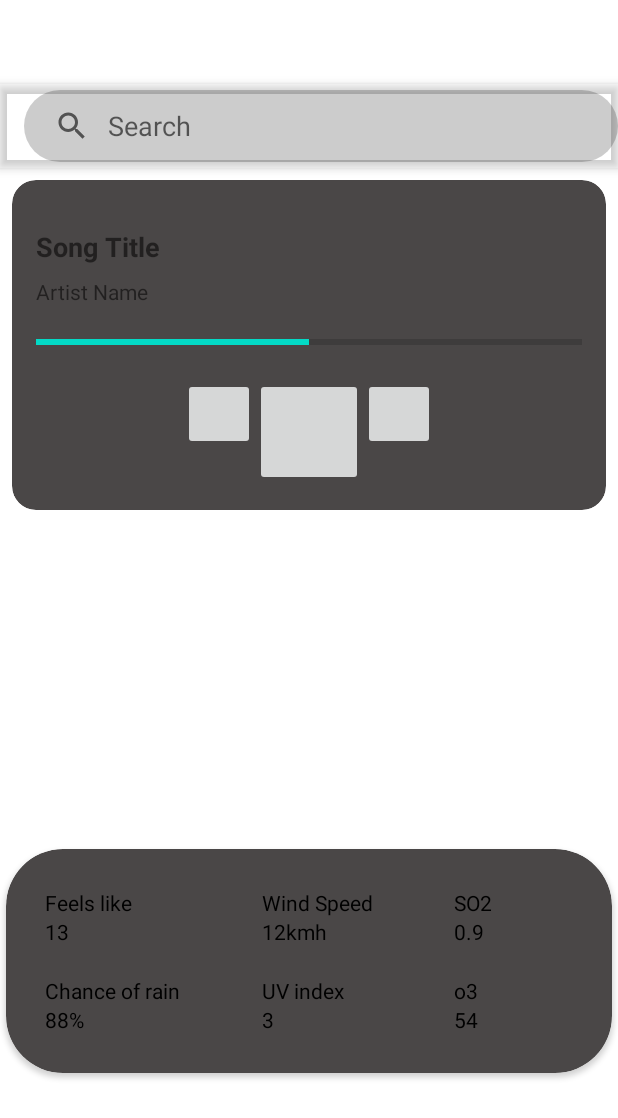
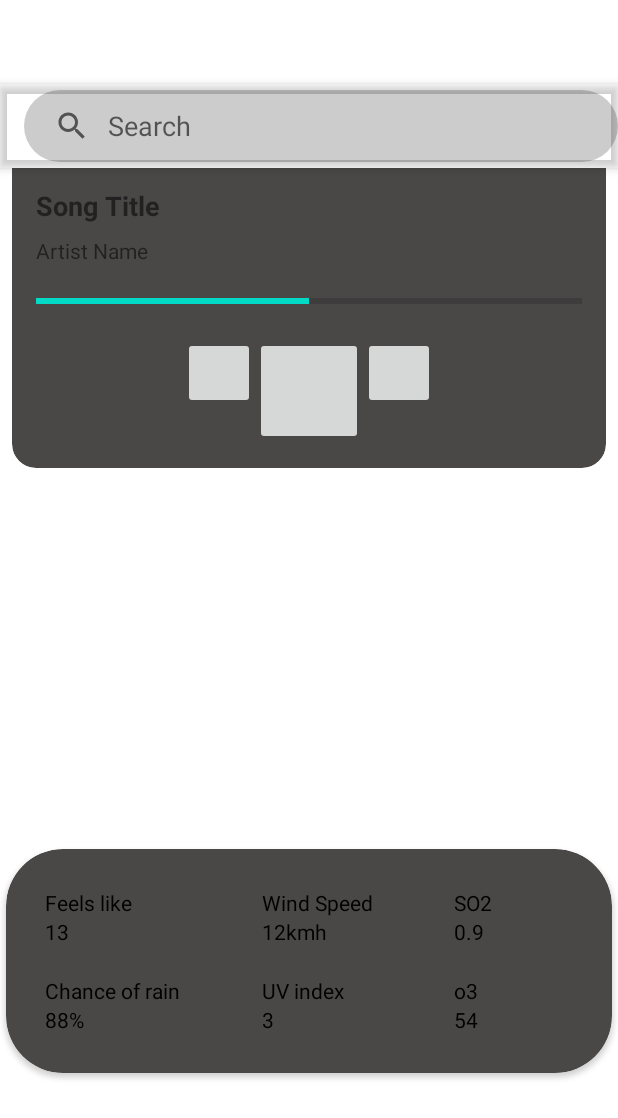
Before and after one commit to MorPfa/VibeCast, an Android app: the layout app_bar_main.xml on its own in the app's theme, with its tools: preview values and no code run, on a phone screen of 412 x 824 dp. Shown: the top 1118 px of the screen. Run offline under Robolectric (Android 15) with nearby library versions, the phone set to English and light mode, and no system bars.

Commit message:
Tweaked home screen, added safe args dependency and changed out NoActionBar theme for DarkActionBar theme for better search bar integration

```diff
--- a/app/build.gradle.kts
+++ b/app/build.gradle.kts
@@ -1,9 +1,12 @@
+
+
 plugins {
     id("com.android.application")
     id("org.jetbrains.kotlin.android")
     kotlin("kapt")
     id("kotlin-kapt")
     id("com.google.dagger.hilt.android")
+    id("androidx.navigation.safeargs")
 }
 
 android {
--- a/app/src/main/AndroidManifest.xml
+++ b/app/src/main/AndroidManifest.xml
@@ -8,6 +8,7 @@
     <application
         android:name=".VibeCastApplication"
         android:allowBackup="true"
+        android:label=""
         android:dataExtractionRules="@xml/data_extraction_rules"
         android:fullBackupContent="@xml/backup_rules"
         android:icon="@mipmap/ic_launcher"
@@ -19,7 +20,7 @@
         <activity
             android:name=".MainActivity"
             android:exported="true"
-            android:theme="@style/Theme.VibeCast.NoActionBar"
+            android:theme="@style/Theme.VibeCast"
            >
             <intent-filter>
                 <action android:name="android.intent.action.MAIN" />
--- a/app/src/main/res/layout/app_bar_main.xml
+++ b/app/src/main/res/layout/app_bar_main.xml
@@ -10,11 +10,11 @@
     >
 
 
+
     <com.google.android.material.appbar.AppBarLayout
         android:layout_width="match_parent"
         android:layout_height="wrap_content"
         android:background="@android:color/transparent"
-        android:theme="@style/Theme.VibeCast.NoActionBar"
       >
 
         <com.google.android.material.appbar.MaterialToolbar
--- a/app/src/main/res/layout/content_main.xml
+++ b/app/src/main/res/layout/content_main.xml
@@ -1,11 +1,10 @@
 <?xml version="1.0" encoding="utf-8"?>
 <androidx.constraintlayout.widget.ConstraintLayout xmlns:android="http://schemas.android.com/apk/res/android"
     xmlns:app="http://schemas.android.com/apk/res-auto"
-    xmlns:tools="http://schemas.android.com/tools"
     android:layout_width="match_parent"
     android:layout_height="match_parent"
     app:layout_behavior="@string/appbar_scrolling_view_behavior"
-    tools:showIn="@layout/app_bar_main">
+    >
 
     <fragment
 
--- a/app/src/main/res/layout/fragment_account.xml
+++ b/app/src/main/res/layout/fragment_account.xml
@@ -2,11 +2,13 @@
 <androidx.constraintlayout.widget.ConstraintLayout xmlns:android="http://schemas.android.com/apk/res/android"
     xmlns:app="http://schemas.android.com/apk/res-auto"
     xmlns:tools="http://schemas.android.com/tools"
+    android:fitsSystemWindows="true"
     android:layout_width="match_parent"
     android:layout_height="match_parent"
-    tools:context=".presentation.navigation.AccountFragment"
     android:background="@drawable/generic_background"
-    >
+    tools:context=".presentation.navigation.AccountFragment">
+
+
 
 
     <TextView
--- a/app/src/main/res/layout/fragment_current_location.xml
+++ b/app/src/main/res/layout/fragment_current_location.xml
@@ -1,12 +1,10 @@
 <?xml version="1.0" encoding="utf-8"?>
-<androidx.constraintlayout.widget.ConstraintLayout
-    xmlns:android="http://schemas.android.com/apk/res/android"
+<androidx.constraintlayout.widget.ConstraintLayout xmlns:android="http://schemas.android.com/apk/res/android"
     xmlns:app="http://schemas.android.com/apk/res-auto"
     xmlns:tools="http://schemas.android.com/tools"
     android:layout_width="match_parent"
     android:layout_height="match_parent"
-    tools:context=".presentation.CurrentLocationFragment"
-    >
+    tools:context=".presentation.CurrentLocationFragment">
 
 
     <androidx.cardview.widget.CardView
@@ -14,11 +12,11 @@
         android:layout_width="match_parent"
         android:layout_height="wrap_content"
         android:layout_margin="8dp"
-        android:paddingTop="5dp"
+        android:paddingTop="50dp"
         app:cardBackgroundColor="#4A4747"
         app:cardCornerRadius="16dp"
         app:cardElevation="0dp"
-        app:layout_constraintTop_toTopOf="parent">
+        app:layout_constraintBottom_toTopOf="@id/center_temp_row">
 
 
         <RelativeLayout
@@ -95,26 +93,26 @@
     <LinearLayout
         android:layout_width="match_parent"
         android:layout_height="wrap_content"
+        android:layout_marginTop="50dp"
+        android:gravity="center"
         android:orientation="vertical"
-        android:gravity="center"
-        android:layout_marginTop="50dp"
-        app:layout_constraintBottom_toTopOf="@id/location_display"
+        app:layout_constraintBottom_toTopOf="@id/main_weather_widget"
         app:layout_constraintEnd_toEndOf="parent"
         app:layout_constraintStart_toStartOf="parent"
-        app:layout_constraintTop_toBottomOf="@+id/center_temp_row" >
+        app:layout_constraintTop_toBottomOf="@+id/center_temp_row">
 
         <LinearLayout
             android:layout_width="match_parent"
             android:layout_height="wrap_content"
-            android:orientation="horizontal"
-            android:gravity="center">
+            android:gravity="center"
+            android:orientation="horizontal">
 
             <TextView
                 android:id="@+id/main_temp_display"
                 android:layout_width="wrap_content"
                 android:layout_height="wrap_content"
+                android:layout_marginStart="130dp"
                 android:text="12"
-                android:layout_marginStart="130dp"
                 android:textColor="#FFFFFF"
                 android:textSize="108sp"
 
@@ -127,36 +125,31 @@
                 android:layout_marginStart="60dp"
                 android:layout_marginTop="10dp"
                 android:background="@android:color/transparent"
+                android:contentDescription="@string/next_screen_forward_message"
                 app:icon="@drawable/next_screen_forward"
-                app:iconSize="60dp"
-                android:contentDescription="@string/next_screen_forward_message"/>
+                app:iconSize="60dp" />
 
 
         </LinearLayout>
 
 
-
-
-    <TextView
-        android:id="@+id/location_display"
-        android:layout_width="wrap_content"
-        android:layout_height="wrap_content"
-        android:text="seattle - United States"
-        android:textColor="#FFFFFF"
-       />
+        <TextView
+            android:id="@+id/location_display"
+            android:layout_width="wrap_content"
+            android:layout_height="wrap_content"
+            android:text="seattle - United States"
+            android:textColor="#FFFFFF" />
 
     </LinearLayout>
 
+
     <include
         android:id="@+id/center_temp_row"
-        layout="@layout/center_temp_row"
-        />
+        layout="@layout/center_temp_row" />
 
     <include
         android:id="@+id/main_weather_widget"
-        layout="@layout/main_screen_weather_widget"
-        />
-
+        layout="@layout/main_screen_weather_widget" />
 
 
     <include layout="@layout/main_screen_bottom_row" />
--- a/app/src/main/res/layout/fragment_pictures.xml
+++ b/app/src/main/res/layout/fragment_pictures.xml
@@ -5,7 +5,8 @@
     android:layout_height="match_parent"
     xmlns:app="http://schemas.android.com/apk/res-auto"
     tools:context=".presentation.navigation.PicturesFragment"
-    android:background="@drawable/generic_background">
+    android:background="@drawable/generic_background"
+  >
 
     <!-- TODO: Update blank fragment layout -->
     <TextView
--- a/app/src/main/res/layout/main_screen_bottom_row.xml
+++ b/app/src/main/res/layout/main_screen_bottom_row.xml
@@ -1,6 +1,7 @@
+<?xml version="1.0" encoding="utf-8"?>
 
 
-    <LinearLayout
+<LinearLayout
         xmlns:app="http://schemas.android.com/apk/res-auto"
         xmlns:android="http://schemas.android.com/apk/res/android"
         android:id="@+id/bottom_row"
--- a/app/src/main/res/layout/main_screen_weather_widget.xml
+++ b/app/src/main/res/layout/main_screen_weather_widget.xml
@@ -16,7 +16,7 @@
         app:layout_constraintEnd_toEndOf="parent"
         app:layout_constraintHorizontal_bias="0.5"
         app:layout_constraintStart_toStartOf="parent"
-        app:layout_constraintTop_toBottomOf="@id/location_display">
+       >
 
 <!--    <TextView-->
 <!--        android:id="@+id/air_quality"-->
--- a/app/src/main/res/navigation/mobile_navigation.xml
+++ b/app/src/main/res/navigation/mobile_navigation.xml
@@ -9,12 +9,18 @@
     <fragment
         android:id="@+id/nav_home"
         android:name="app.vibecast.presentation.CurrentLocationFragment"
-        tools:layout="@layout/fragment_current_location" />
+        tools:layout="@layout/fragment_current_location" >
 
-    <fragment
+</fragment>
+
+
+<fragment
         android:id="@+id/nav_account"
         android:name="app.vibecast.presentation.navigation.AccountFragment"
-        tools:layout="@layout/fragment_account" />
+        tools:layout="@layout/fragment_account">
+
+</fragment>
+
 
     <fragment
         android:id="@+id/nav_pictures"
--- a/app/src/main/res/values/themes.xml
+++ b/app/src/main/res/values/themes.xml
@@ -13,6 +13,9 @@
         <!-- This is where you should define the status bar attributes -->
 
         <item name="android:statusBarColor">@android:color/transparent</item>
+        <item name="android:windowTranslucentStatus" >true</item>
+        <item name="colorPrimary">@android:color/transparent</item>
+
     </style>
 
     <style name="Theme.VibeCast.NoActionBar">
@@ -21,6 +24,11 @@
 
     </style>
 
+<!--    <style name="Theme.VibeCast.SecondaryNav">-->
+<!--        <item name="android:statusBarColor">@drawable/generic_background</item>-->
+
+<!--    </style>-->
+
     <style name="Theme.VibeCast.AppBarOverlay" parent="ThemeOverlay.AppCompat.Dark.ActionBar" />
 
     <style name="Theme.VibeCast.PopupOverlay" parent="ThemeOverlay.AppCompat.Light" />
```
Also changed, not shown: app/src/main/java/app/vibecast/MainActivity.kt (+8 -6 lines), app/src/main/java/app/vibecast/presentation/CurrentLocationFragment.kt (+6 -1 lines), app/src/main/java/app/vibecast/presentation/navigation/AccountFragment.kt (+3 -4 lines), app/src/main/res/layout/activity_main.xml (+3 -8 lines), app/src/main/res/menu/main.xml (+8 -0 lines), build.gradle.kts (+7 -0 lines), 1 other file.
